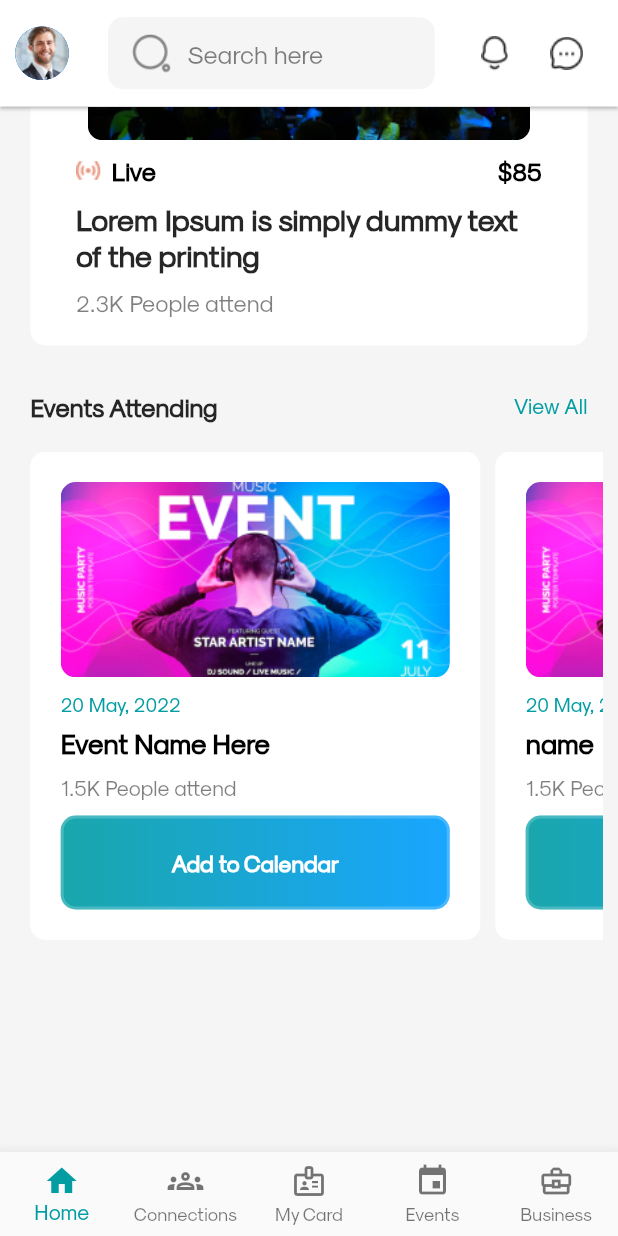
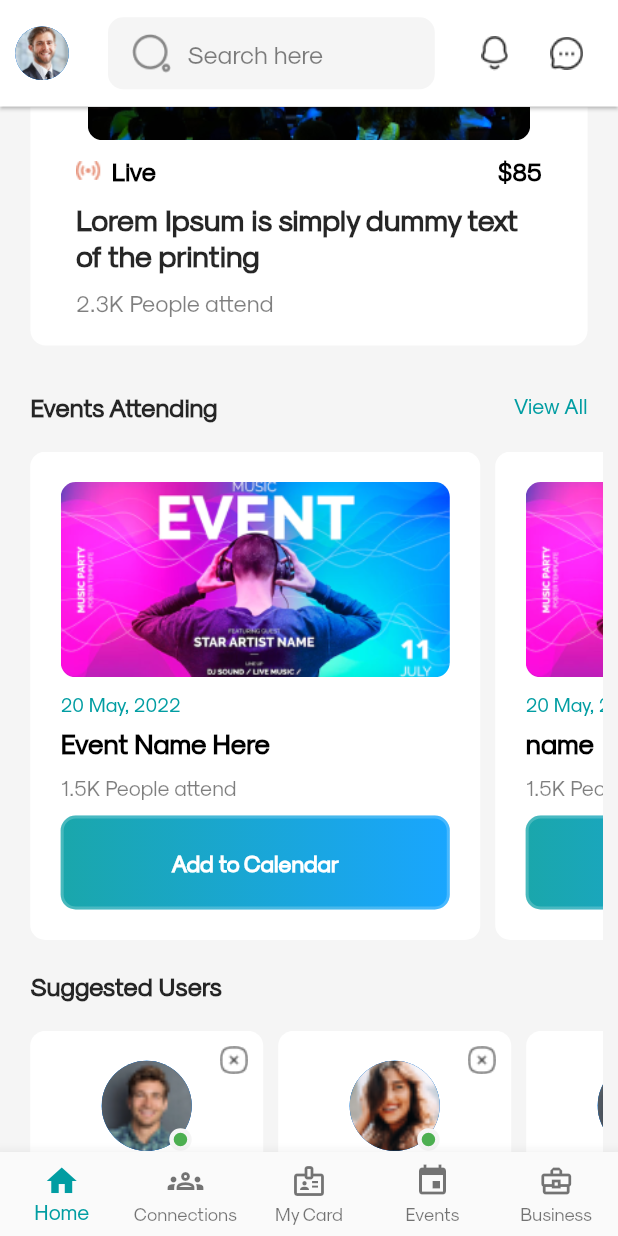
Before and after one commit to Freelancermizan97/circle_app_project, a Flutter app: the screen it shows after launch, scrolled down 516 dp, on a phone screen of 412 x 824 dp. Run offline on Flutter 3.47's test engine with Material 2 defaults, Android fonts, the light colour scheme and no system bars; our stand-ins replace flutter_screenutil, google_fonts; missing offline and left inert: dart:js.

Commit message:
home page done

```diff
--- a/lib/screens/bottom_nav_bar/bottom_bar.dart
+++ b/lib/screens/bottom_nav_bar/bottom_bar.dart
@@ -13,6 +13,7 @@ class BottomBar extends StatelessWidget {
 
   @override
   Widget build(BuildContext context) {
+    bool isSelected = false;
     return BottomNavigationBar(
       selectedIconTheme: IconThemeData(color: kSecounderyColor),
       selectedItemColor: kSecounderyColor,
--- a/lib/screens/home_screen/components/body.dart
+++ b/lib/screens/home_screen/body.dart
@@ -1,7 +1,13 @@
 import 'package:circle_app_project/constants.dart';
-import 'package:circle_app_project/models/story_data.dart';
-import 'package:circle_app_project/screens/home_screen/components/event_card.dart';
-import 'package:circle_app_project/screens/home_screen/components/story_card.dart';
+import 'package:circle_app_project/main.dart';
+import 'package:circle_app_project/screens/home_screen/components/company_post_card.dart';
+import 'package:circle_app_project/screens/home_screen/topics/event.dart';
+import 'package:circle_app_project/screens/home_screen/topics/story.dart';
+import 'package:circle_app_project/screens/home_screen/components/suggested_user_card.dart';
+import 'package:circle_app_project/screens/home_screen/components/suggested_users.dart';
+import 'package:circle_app_project/screens/home_screen/topics/opportunities_topics.dart';
+import 'package:circle_app_project/screens/home_screen/topics/trending_topics.dart';
+import 'package:circle_app_project/widgets/custom_button.dart';
 import 'package:flutter/material.dart';
 import 'package:flutter_screenutil/flutter_screenutil.dart';
 
@@ -12,26 +18,7 @@ class Body extends StatelessWidget {
   Widget build(BuildContext context) {
     return ListView(
       children: [
-        Padding(
-          padding: EdgeInsets.symmetric(
-            horizontal: kDefaultPadding / 2,
-            vertical: kDefaultPadding,
-          ),
-          child: SingleChildScrollView(
-            scrollDirection: Axis.horizontal,
-            child: Row(
-              children: List.generate(
-                stroyData.length,
-                (index) => Padding(
-                  padding: EdgeInsets.only(right: kDefaultPadding / 3),
-                  child: StoryCard(
-                    stroy: stroyData[index],
-                  ),
-                ),
-              ),
-            ),
-          ),
-        ),
+        Story(),
         SizedBox(height: kDefaultPadding / 2),
         Container(
           margin: EdgeInsets.symmetric(horizontal: kDefaultPadding),
@@ -188,38 +175,31 @@ class Body extends StatelessWidget {
           ),
         ),
 
+        Event(),
+
+        //Suggested Users
         Padding(
-          padding: EdgeInsets.symmetric(
-            horizontal: kDefaultPadding / 2,
-            vertical: kDefaultPadding,
-          ),
-          child: SingleChildScrollView(
-            scrollDirection: Axis.horizontal,
-            child: Row(children: [
-              EventCard(
-                image: "assets/images/image2.png",
-                date: "20 May, 2022",
-                name: "Event Name Here",
-                people: "1.5K People attend",
-              ),
-              EventCard(
-                image: "assets/images/image2.png",
-                date: "20 May, 2022",
-                name: "name",
-                people: "1.5K People attend",
-              ),
-              EventCard(
-                image: "assets/images/image2.png",
-                date: "20 May, 2022",
-                name: "name",
-                people: "1.5K People attend",
-              ),
-            ]),
+          padding: EdgeInsets.symmetric(horizontal: kDefaultPadding),
+          child: Text(
+            "Suggested Users",
+            style: kTitleTextstyle.copyWith(
+                fontWeight: FontWeight.w700,
+                color: kHeaderColor.withOpacity(0.85)),
           ),
         ),
+        SuggestedUsers(),
 
-        //S
-        SizedBox(height: 200)
+        SizedBox(height: kDefaultPadding / 2),
+
+        //Opportunities
+        Opportunities(),
+
+        //SizedBox(height: kDefaultPadding),
+
+        SizedBox(height: kDefaultPadding),
+
+        //Trending Topics
+        TrendingTopoics(),
       ],
     );
   }
--- /dev/null
+++ b/lib/screens/home_screen/components/suggested_user_card.dart
@@ -0,0 +1,105 @@
+import 'package:circle_app_project/constants.dart';
+import 'package:flutter/material.dart';
+
+class SuggestedUserCard extends StatelessWidget {
+  const SuggestedUserCard({
+    Key? key,
+    required this.name,
+    required this.title,
+    required this.image,
+  }) : super(key: key);
+
+  final String name;
+  final String title;
+  final String image;
+
+  @override
+  Widget build(BuildContext context) {
+    return Stack(
+      children: [
+        Container(
+          margin: EdgeInsets.only(left: 10),
+          padding: EdgeInsets.all(20),
+          decoration: BoxDecoration(
+            borderRadius: BorderRadius.circular(10),
+            color: Colors.white,
+          ),
+          child: Column(
+            children: [
+              Stack(
+                children: [
+                  CircleAvatar(
+                    radius: 30,
+                    child: CircleAvatar(
+                      radius: 30,
+                      backgroundImage: AssetImage(image),
+                    ),
+                  ),
+                  Positioned(
+                    bottom: 0,
+                    right: 0,
+                    child: Container(
+                      height: 15,
+                      width: 15,
+                      decoration: BoxDecoration(
+                        color: Colors.green,
+                        shape: BoxShape.circle,
+                        border: Border.all(
+                          color: Theme.of(context).scaffoldBackgroundColor,
+                          width: 3,
+                        ),
+                      ),
+                    ),
+                  )
+                ],
+              ),
+              SizedBox(height: kDefaultPadding / 2),
+              Text(
+                name,
+                style: kTitleTextstyle.copyWith(fontWeight: FontWeight.w700),
+                textAlign: TextAlign.center,
+              ),
+              SizedBox(height: kDefaultPadding / 3),
+              Text(
+                title,
+                style: Theme.of(context)
+                    .textTheme
+                    .bodyText1!
+                    .copyWith(color: kHeaderColor.withOpacity(0.5)),
+              ),
+              SizedBox(height: kDefaultPadding / 2),
+              Container(
+                padding: EdgeInsets.symmetric(
+                    horizontal: kDefaultPadding * 1.5,
+                    vertical: kDefaultPadding / 1.5),
+                decoration: BoxDecoration(
+                  borderRadius: BorderRadius.circular(10),
+                  gradient: LinearGradient(
+                    begin: Alignment.centerLeft,
+                    end: Alignment.centerRight,
+                    colors: [
+                      kSecounderyColor.withOpacity(0.9),
+                      kPrimaryColor.withOpacity(0.9),
+                    ],
+                  ),
+                ),
+                child: Text(
+                  "Connect",
+                  style: Theme.of(context).textTheme.headline6!.copyWith(
+                      color: Colors.white,
+                      fontWeight: FontWeight.w700,
+                      fontSize: 14),
+                ),
+              )
+            ],
+          ),
+        ),
+        Positioned(
+          right: 10,
+          top: 10,
+          child: Image.asset("assets/icons/close_square_icon.png"),
+        ),
+      ],
+    );
+  }
+}
--- /dev/null
+++ b/lib/screens/home_screen/components/suggested_users.dart
@@ -0,0 +1,44 @@
+import 'package:circle_app_project/constants.dart';
+import 'package:circle_app_project/screens/home_screen/components/suggested_user_card.dart';
+import 'package:flutter/material.dart';
+
+class SuggestedUsers extends StatelessWidget {
+  const SuggestedUsers({
+    Key? key,
+  }) : super(key: key);
+
+  @override
+  Widget build(BuildContext context) {
+    return Padding(
+      padding: EdgeInsets.symmetric(
+        horizontal: kDefaultPadding / 2,
+        vertical: kDefaultPadding,
+      ),
+      child: SingleChildScrollView(
+        scrollDirection: Axis.horizontal,
+        child: Row(children: [
+          SuggestedUserCard(
+            image: "assets/images/profile_img1.png",
+            name: "Tittany Jay",
+            title: "UI Designer",
+          ),
+          SuggestedUserCard(
+            image: "assets/images/profile_img2.png",
+            name: "Tittany Jay",
+            title: "UI Designer",
+          ),
+          SuggestedUserCard(
+            image: "assets/images/profile_img1.png",
+            name: "Tittany Jay",
+            title: "UI Designer",
+          ),
+          SuggestedUserCard(
+            image: "assets/images/profile_img2.png",
+            name: "Tittany Jay",
+            title: "UI Designer",
+          ),
+        ]),
+      ),
+    );
+  }
+}
--- a/lib/screens/home_screen/home_page.dart
+++ b/lib/screens/home_screen/home_page.dart
@@ -2,7 +2,7 @@ import 'package:circle_app_project/constants.dart';
 import 'package:flutter/material.dart';
 import 'package:flutter_screenutil/flutter_screenutil.dart';
 
-import 'components/body.dart';
+import 'body.dart';
 import 'components/my_drawer.dart';
 
 class HomePage extends StatelessWidget {
--- /dev/null
+++ b/lib/screens/home_screen/topics/event.dart
@@ -0,0 +1,42 @@
+import 'package:circle_app_project/constants.dart';
+import 'package:circle_app_project/screens/home_screen/components/event_card.dart';
+import 'package:flutter/material.dart';
+
+class Event extends StatelessWidget {
+  const Event({
+    Key? key,
+  }) : super(key: key);
+
+  @override
+  Widget build(BuildContext context) {
+    return Padding(
+      padding: EdgeInsets.symmetric(
+        horizontal: kDefaultPadding / 2,
+        vertical: kDefaultPadding,
+      ),
+      child: SingleChildScrollView(
+        scrollDirection: Axis.horizontal,
+        child: Row(children: [
+          EventCard(
+            image: "assets/images/image2.png",
+            date: "20 May, 2022",
+            name: "Event Name Here",
+            people: "1.5K People attend",
+          ),
+          EventCard(
+            image: "assets/images/image2.png",
+            date: "20 May, 2022",
+            name: "name",
+            people: "1.5K People attend",
+          ),
+          EventCard(
+            image: "assets/images/image2.png",
+            date: "20 May, 2022",
+            name: "name",
+            people: "1.5K People attend",
+          ),
+        ]),
+      ),
+    );
+  }
+}
```
Also changed, not shown: lib/screens/home_screen/components/company_post_card.dart (added, +98 -0 lines), lib/screens/home_screen/topics/opportunities_topics.dart (added, +59 -0 lines), lib/screens/home_screen/topics/story.dart (added, +34 -0 lines), lib/screens/home_screen/topics/trending_topics.dart (added, +47 -0 lines), assets/icons/close_square_icon.png (added).
